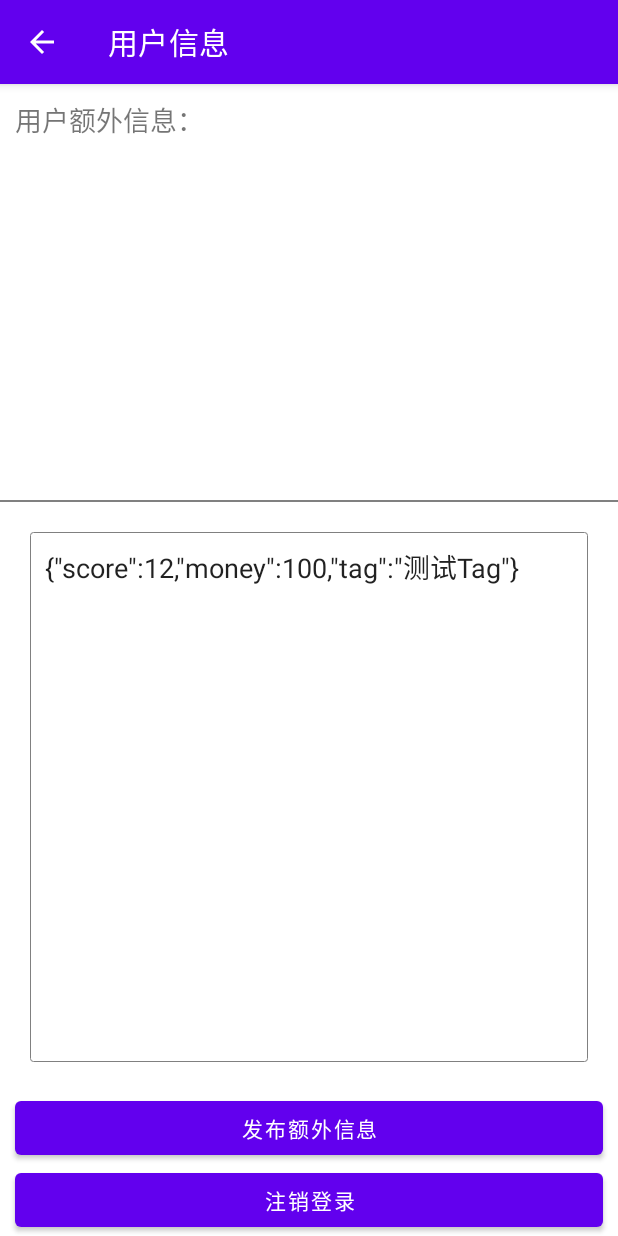
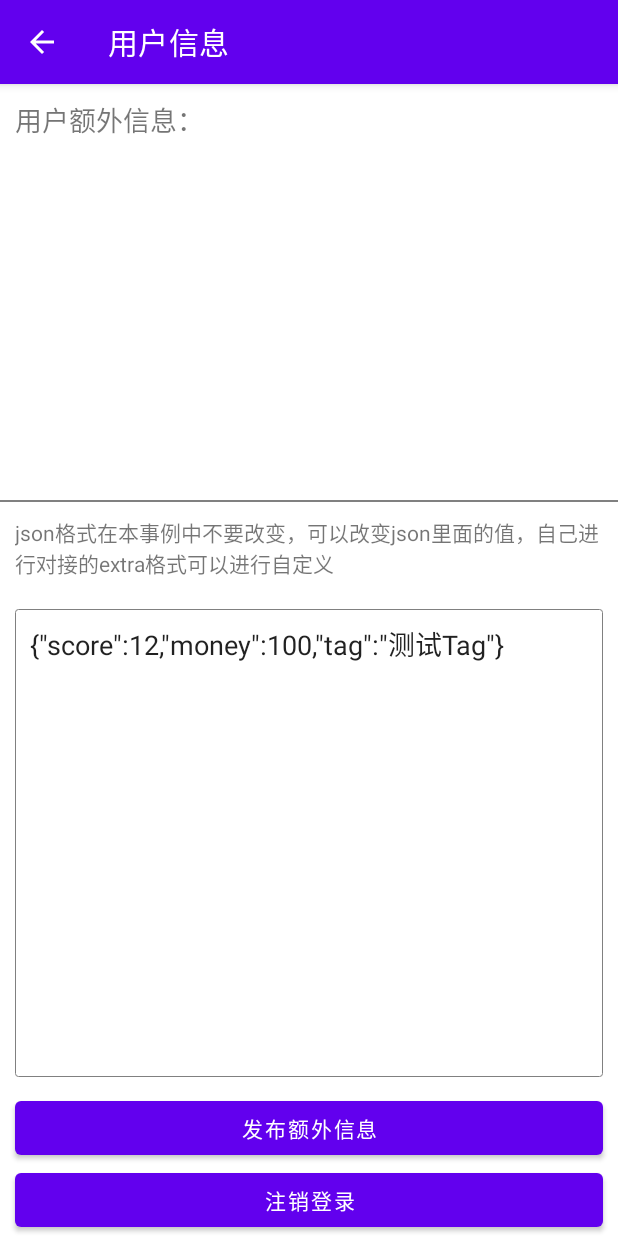
Before and after one commit to Dottools-Team/dottools-android-sdk-demo, an Android app: the UserInfoActivity screen opened directly, with no data from a screen before it, on a phone screen of 412 x 824 dp. Run offline under Robolectric (Android 15) with nearby library versions, the phone set to English and light mode, and no system bars; our stand-ins replace RxJava; libraries missing offline, so code that uses them is left out: hu.akarnokd.rxjava3; 3 statements that could not run were skipped.

Commit message:
用户基本信息完成

```diff
--- a/app/src/main/java/com/lem/nicetools/baasdemo/UserInfoActivity.java
+++ b/app/src/main/java/com/lem/nicetools/baasdemo/UserInfoActivity.java
@@ -41,7 +41,7 @@ public class UserInfoActivity extends BaseActivity {
           .subscribe(objectResult -> {
             Toast.makeText(this, "登出成功", Toast.LENGTH_SHORT).show();
             Intent intent = new Intent(this, LoginActivity.class);
-            intent.setFlags(Intent.FLAG_ACTIVITY_CLEAR_TASK);
+            intent.setFlags(Intent.FLAG_ACTIVITY_CLEAR_TASK | Intent.FLAG_ACTIVITY_CLEAR_TOP | Intent.FLAG_ACTIVITY_NO_HISTORY);
             startActivity(intent);
           }, throwable -> {
             Toast.makeText(this, "登出异常", Toast.LENGTH_SHORT).show();
@@ -87,6 +87,7 @@ public class UserInfoActivity extends BaseActivity {
           if (userExtraResult.getCode() == 0) {
             userExtraResult.getData();
             binding.tvUserInfo.setText(gson.toJson(userExtraResult));
+            binding.etUserInfoInput.setText(gson.toJson(userExtraResult));
           } else {
             binding.tvUserInfo.setText(userExtraResult.getMsg());
           }
--- a/app/src/main/res/layout/activity_user_info.xml
+++ b/app/src/main/res/layout/activity_user_info.xml
@@ -30,12 +30,18 @@
     android:layout_marginTop="10dp"
     android:background="#808080" />
 
+  <TextView
+    android:layout_width="wrap_content"
+    android:layout_height="wrap_content"
+    android:layout_margin="10dp"
+    android:text="json格式在本事例中不要改变，可以改变json里面的值，自己进行对接的extra格式可以进行自定义"
+    />
   <EditText
     android:id="@+id/et_user_info_input"
     android:layout_width="match_parent"
     android:layout_height="0dp"
     android:layout_weight="1"
-    android:layout_margin="20dp"
+    android:layout_margin="10dp"
     android:background="@drawable/bg_edit"
     android:gravity="left"
     android:hint="请输入json对象格式的数据，这些数据将会保存用户的extra字段中，保留该字段主要提供给开发者自定义用户的字段，提高拓展性。"
```
